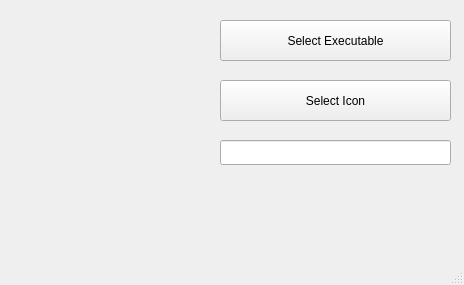
Above: mainwindow.ui from alexban011/LinuxShortcutCreator before the change. Below: the same form after it.
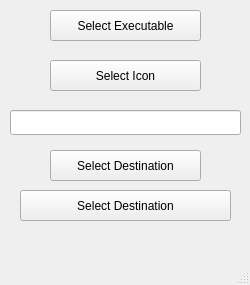
That is the form after the change.

Commit message: finished alpha

What changed in the file:
```diff
--- a/mainwindow.ui
+++ b/mainwindow.ui
@@ -6,7 +6,7 @@
    <rect>
     <x>0</x>
     <y>0</y>
-    <width>464</width>
+    <width>250</width>
     <height>285</height>
    </rect>
   </property>
@@ -17,10 +17,10 @@
    <widget class="QPushButton" name="pushButton">
     <property name="geometry">
      <rect>
-      <x>220</x>
-      <y>20</y>
-      <width>231</width>
-      <height>41</height>
+      <x>50</x>
+      <y>10</y>
+      <width>151</width>
+      <height>31</height>
      </rect>
     </property>
     <property name="text">
@@ -30,10 +30,10 @@
    <widget class="QPushButton" name="pushButton_2">
     <property name="geometry">
      <rect>
-      <x>220</x>
-      <y>80</y>
-      <width>231</width>
-      <height>41</height>
+      <x>50</x>
+      <y>60</y>
+      <width>151</width>
+      <height>31</height>
      </rect>
     </property>
     <property name="text">
@@ -43,13 +43,39 @@
    <widget class="QLineEdit" name="lineEdit">
     <property name="geometry">
      <rect>
-      <x>220</x>
-      <y>140</y>
+      <x>10</x>
+      <y>110</y>
       <width>231</width>
       <height>25</height>
      </rect>
     </property>
    </widget>
+   <widget class="QPushButton" name="pushButton_3">
+    <property name="geometry">
+     <rect>
+      <x>50</x>
+      <y>150</y>
+      <width>151</width>
+      <height>31</height>
+     </rect>
+    </property>
+    <property name="text">
+     <string>Select Destination</string>
+    </property>
+   </widget>
+   <widget class="QPushButton" name="pushButton_4">
+    <property name="geometry">
+     <rect>
+      <x>20</x>
+      <y>190</y>
+      <width>211</width>
+      <height>31</height>
+     </rect>
+    </property>
+    <property name="text">
+     <string>Select Destination</string>
+    </property>
+   </widget>
   </widget>
   <widget class="QMenuBar" name="menubar">
    <property name="geometry">
```
Left out of the diff: 2 changed lines with no effect on the pictures. The commit also changes 2 other files.
